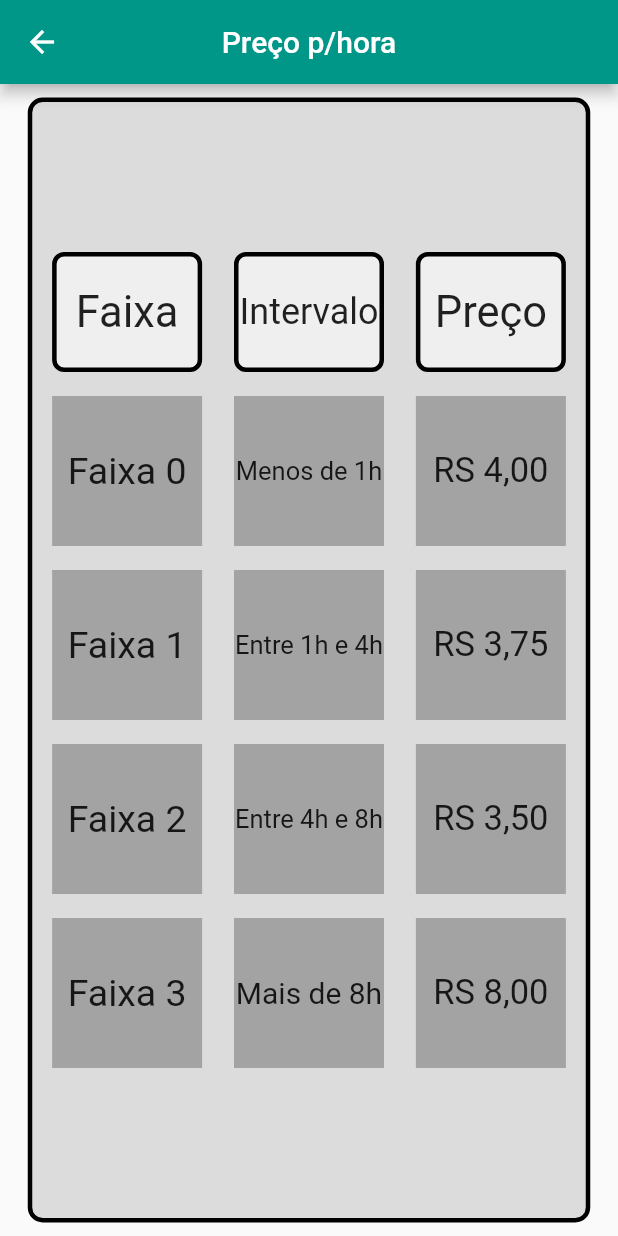
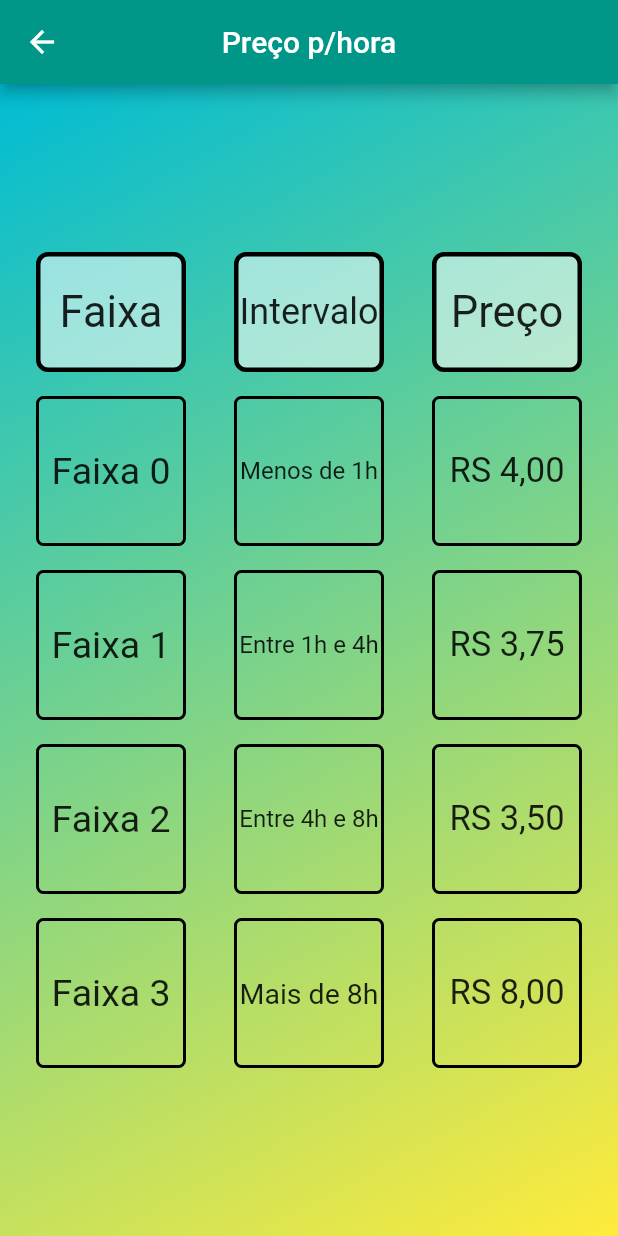
Before and after one commit to joaomiguelmarchi/Projeto-Final, a Flutter app: the screen it shows after launch, after a tap on "Preço p/ Hora", on a phone screen of 412 x 824 dp. Run offline on Flutter 3.47's test engine with Material 2 defaults, Android fonts, the phone set to English and light mode, and no system bars; our stand-ins replace image_picker, shared_preferences.

Commit message:
Commit 01/12

```diff
--- a/lib/main.dart
+++ b/lib/main.dart
@@ -9,6 +9,7 @@ import 'package:projeto_final/screens/screen2.dart';
 import 'package:projeto_final/screens/screen3.1.dart';
 import 'package:projeto_final/screens/screen3.dart';
 import 'package:provider/provider.dart';
+import 'package:projeto_final/screens/vagas_screen.dart';
 
 void main() {
   runApp(
@@ -45,6 +46,7 @@ class _MyAppState extends State<MyApp> {
        'screen3' : (context) => const ScreenThree(),
        'screen3.1' : (context) => const ScreenThreeEOne(),
        'carscreen' : (context) => const CarScreen(),
+       'vagasrest' : (context) => const  VagasRestantesScreen(),
      },
     );
   }
--- a/lib/screens/initial_screen.dart
+++ b/lib/screens/initial_screen.dart
@@ -1,4 +1,6 @@
 import 'package:flutter/material.dart';
+import 'package:projeto_final/data/provider_try.dart';
+import 'package:provider/provider.dart';
 
 class InitialScreen extends StatefulWidget {
   const InitialScreen({Key? key}) : super(key: key);
@@ -11,26 +13,25 @@ class _InitialScreenState extends State<InitialScreen> {
   @override
   Widget build(BuildContext context) {
     return Scaffold(
-      appBar: AppBar(
-        centerTitle: true,
-        title: const Text('Dia 7 de 35'),
-      ),
       body: Center(
-        child: SingleChildScrollView(
-            child: Container(
-          height: 750,
-          width: 375,
-          decoration: BoxDecoration(
-            borderRadius: BorderRadius.circular(10),
-            color: Colors.black12,
-            border: Border.all(
-              color: Colors.black,
-              width: 3,
-            ),
+        child: Container(
+          decoration: const BoxDecoration(
+            gradient: LinearGradient(
+                begin: Alignment.topLeft,
+                end: Alignment.bottomRight,
+                colors: [
+                  Colors.cyan,
+                  Colors.yellow,
+                ]),
           ),
           child: Column(
-            mainAxisAlignment: MainAxisAlignment.center,
+            mainAxisAlignment: MainAxisAlignment.start,
             children: [
+              SizedBox(
+                height: 400,
+                width: 400,
+                child: Image.asset('assets/images/logo.png',),
+              ),
               Row(
                 mainAxisAlignment: MainAxisAlignment.spaceEvenly,
                 children: [
@@ -129,9 +130,30 @@ class _InitialScreenState extends State<InitialScreen> {
                   ),
                 ],
               ),
+              Padding(
+                padding: const EdgeInsets.all(8.0),
+                child: Container(
+                  height: 70,
+                  width: 160,
+                  decoration: BoxDecoration(
+                    color: Colors.lightBlueAccent,
+                    borderRadius: BorderRadius.circular(10),
+                  ),
+                  child: ElevatedButton(
+                    onPressed: () {
+                      Navigator.pushNamed(context, 'vagasrest');
+                    },
+                    child: const Text(
+                      'Vagas Restantes',
+                      style: TextStyle(
+                        fontSize: 20,
+                      ),
+                    ),
+                  ),
+                ),
+              ),
             ],
           ),
-        )
         ),
       ),
     );
--- a/lib/screens/screen2.dart
+++ b/lib/screens/screen2.dart
@@ -1,8 +1,7 @@
 import 'package:flutter/material.dart';
 
 class ScreenTwo extends StatefulWidget {
-  const ScreenTwo({Key? key})
-      : super(key: key);
+  const ScreenTwo({Key? key}) : super(key: key);
 
   @override
   State<ScreenTwo> createState() => _ScreenTwoState();
@@ -18,17 +17,15 @@ class _ScreenTwoState extends State<ScreenTwo> {
         centerTitle: true,
         title: const Text('Preço p/hora'),
       ),
-      body: Center(
-        child: SingleChildScrollView(
-          child: Container(
-            height: 750,
-            width: 375,
-            decoration: BoxDecoration(
-              borderRadius: BorderRadius.circular(10),
-              color: Colors.black12,
-              border: Border.all(
-                color: Colors.black,
-                width: 3,
+      body: Container(
+        decoration: const BoxDecoration(
+          gradient: LinearGradient(
+            begin: Alignment.topLeft,
+            end: Alignment.bottomRight,
+            colors: [
+              Colors.cyan,
+              Colors.yellow,
+            ],
           ),
         ),
         child: Column(
@@ -66,7 +63,12 @@ class _ScreenTwoState extends State<ScreenTwo> {
                       child: Container(
                         width: 100,
                         height: 100,
-                            color: Colors.black26,
+                        decoration: BoxDecoration(
+                            borderRadius: BorderRadius.circular(5),
+                            border: Border.all(
+                              width: 2,
+                              color: Colors.black,
+                            )),
                         child: const Center(
                           child: Text(
                             'Faixa 0',
@@ -82,7 +84,12 @@ class _ScreenTwoState extends State<ScreenTwo> {
                       child: Container(
                         width: 100,
                         height: 100,
-                            color: Colors.black26,
+                        decoration: BoxDecoration(
+                            borderRadius: BorderRadius.circular(5),
+                            border: Border.all(
+                              width: 2,
+                              color: Colors.black,
+                            )),
                         child: const Center(
                           child: Text(
                             'Faixa 1',
@@ -98,7 +105,12 @@ class _ScreenTwoState extends State<ScreenTwo> {
                       child: Container(
                         width: 100,
                         height: 100,
-                            color: Colors.black26,
+                        decoration: BoxDecoration(
+                            borderRadius: BorderRadius.circular(5),
+                            border: Border.all(
+                              width: 2,
+                              color: Colors.black,
+                            )),
                         child: const Center(
                           child: Text(
                             'Faixa 2',
@@ -114,7 +126,12 @@ class _ScreenTwoState extends State<ScreenTwo> {
                       child: Container(
                         width: 100,
                         height: 100,
-                            color: Colors.black26,
+                        decoration: BoxDecoration(
+                            borderRadius: BorderRadius.circular(5),
+                            border: Border.all(
+                              width: 2,
+                              color: Colors.black,
+                            )),
                         child: const Center(
                           child: Text(
                             'Faixa 3',
@@ -156,12 +173,17 @@ class _ScreenTwoState extends State<ScreenTwo> {
                       child: Container(
                         width: 100,
                         height: 100,
-                            color: Colors.black26,
+                        decoration: BoxDecoration(
+                            borderRadius: BorderRadius.circular(5),
+                            border: Border.all(
+                              width: 2,
+                              color: Colors.black,
+                            )),
                         child: const Center(
                           child: Text(
                             'Menos de 1h',
                             style: TextStyle(
-                                  fontSize: 17,
+                              fontSize: 16,
                             ),
                           ),
                         ),
@@ -172,12 +194,17 @@ class _ScreenTwoState extends State<ScreenTwo> {
                       child: Container(
                         width: 100,
                         height: 100,
-                            color: Colors.black26,
+                        decoration: BoxDecoration(
+                            borderRadius: BorderRadius.circular(5),
+                            border: Border.all(
+                              width: 2,
+                              color: Colors.black,
+                            )),
                         child: const Center(
                           child: Text(
                             'Entre 1h e 4h',
                             style: TextStyle(
-                                  fontSize: 17,
+                              fontSize: 16,
                             ),
                           ),
                         ),
@@ -188,12 +215,17 @@ class _ScreenTwoState extends State<ScreenTwo> {
                       child: Container(
                         width: 100,
                         height: 100,
-                            color: Colors.black26,
+                        decoration: BoxDecoration(
+                            borderRadius: BorderRadius.circular(5),
+                            border: Border.all(
+                              width: 2,
+                              color: Colors.black,
+                            )),
                         child: const Center(
                           child: Text(
                             'Entre 4h e 8h',
                             style: TextStyle(
-                                  fontSize: 17,
+                              fontSize: 16,
                             ),
                           ),
                         ),
@@ -204,11 +236,18 @@ class _ScreenTwoState extends State<ScreenTwo> {
                       child: Container(
                         width: 100,
                         height: 100,
-                            color: Colors.black26, child: const Center(
+                        decoration: BoxDecoration(
+                            borderRadius: BorderRadius.circular(5),
+                            border: Border.all(
+                              width: 2,
+                              color: Colors.black,
+                            )
+                        ),
+                        child: const Center(
                           child: Text(
                             'Mais de 8h',
                             style: TextStyle(
-                                fontSize: 20,
+                              fontSize: 19,
                             ),
                           ),
                         ),
@@ -245,7 +284,13 @@ class _ScreenTwoState extends State<ScreenTwo> {
                       child: Container(
                         width: 100,
                         height: 100,
-                            color: Colors.black26,
+                        decoration: BoxDecoration(
+                            borderRadius: BorderRadius.circular(5),
+                            border: Border.all(
+                              width: 2,
+                              color: Colors.black,
+                            )
+                        ),
                         child: const Center(
                           child: Text(
                             'RS 4,00',
@@ -261,7 +306,13 @@ class _ScreenTwoState extends State<ScreenTwo> {
                       child: Container(
                         width: 100,
                         height: 100,
-                            color: Colors.black26,
+                        decoration: BoxDecoration(
+                            borderRadius: BorderRadius.circular(5),
+                            border: Border.all(
+                              width: 2,
+                              color: Colors.black,
+                            )
+                        ),
                         child: const Center(
                           child: Text(
                             'RS 3,75',
@@ -277,7 +328,13 @@ class _ScreenTwoState extends State<ScreenTwo> {
                       child: Container(
                         width: 100,
                         height: 100,
-                            color: Colors.black26,
+                        decoration: BoxDecoration(
+                            borderRadius: BorderRadius.circular(5),
+                            border: Border.all(
+                              width: 2,
+                              color: Colors.black,
+                            )
+                        ),
                         child: const Center(
                           child: Text(
                             'RS 3,50',
@@ -293,7 +350,13 @@ class _ScreenTwoState extends State<ScreenTwo> {
                       child: Container(
                         width: 100,
                         height: 100,
-                            color: Colors.black26,
+                        decoration: BoxDecoration(
+                            borderRadius: BorderRadius.circular(5),
+                            border: Border.all(
+                              width: 2,
+                              color: Colors.black,
+                            )
+                        ),
                         child: const Center(
                           child: Text(
                             'RS 8,00',
@@ -311,8 +374,6 @@ class _ScreenTwoState extends State<ScreenTwo> {
           ],
         ),
       ),
-        ),
-      ),
     );
   }
 }
--- a/pubspec.yaml
+++ b/pubspec.yaml
@@ -61,7 +61,9 @@ flutter:
   uses-material-design: true
 
   # To add assets to your application, add an assets section, like this:
-  # assets:
+  assets:
+    - assets/images/logo.png
+
   #   - images/a_dot_burr.jpeg
   #   - images/a_dot_ham.jpeg
 
```
Also changed, not shown: lib/components/cars.dart (+43 -9 lines), lib/data/provider_try.dart (+11 -2 lines), lib/screens/car_screen.dart (+28 -5 lines), lib/screens/enter_screen.dart (+44 -19 lines), lib/screens/screen1.1.dart (+10 -8 lines), lib/screens/screen1.dart (+13 -1 lines), lib/screens/vagas_screen.dart (added, +40 -0 lines), assets/images/logo.png (added). Lines whose indentation alone changed are shown as unchanged.
